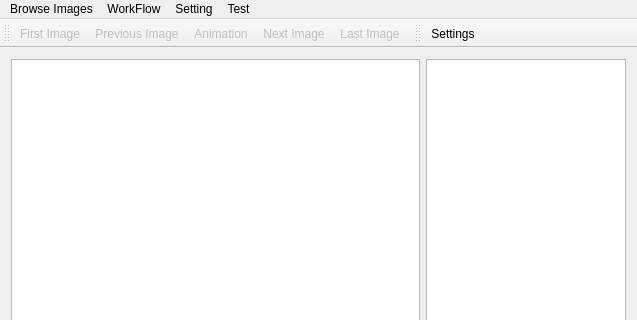
This is mainwindow.ui in chenguanzhou/TrafficSignRecognition as Qt 5 draws it before an edit; both pictures show x 0 to 637 and y 0 to 320 of the 637 by 462 pixel window. The edited form follows.
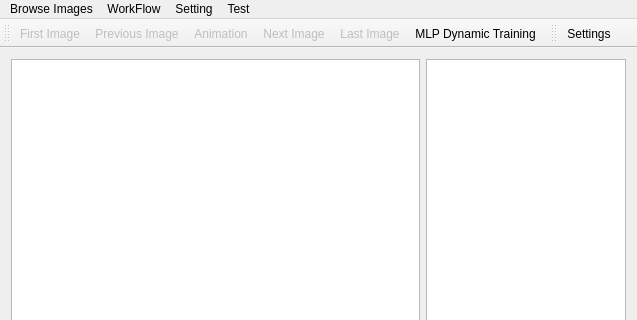
This is the edited form. Icons and pictures are not drawn.

```diff
--- a/mainwindow.ui
+++ b/mainwindow.ui
@@ -119,6 +119,7 @@
    <addaction name="actionAnimation"/>
    <addaction name="actionNextImage"/>
    <addaction name="actionLastImage"/>
+   <addaction name="actionMLPDynamicTraining"/>
   </widget>
   <widget class="QToolBar" name="mainToolBar">
    <attribute name="toolBarArea">
@@ -277,6 +278,14 @@
     <string>MLP Testing For TestData</string>
    </property>
   </action>
+  <action name="actionMLPDynamicTraining">
+   <property name="checkable">
+    <bool>true</bool>
+   </property>
+   <property name="text">
+    <string>MLP Dynamic Training</string>
+   </property>
+  </action>
  </widget>
  <layoutdefault spacing="6" margin="11"/>
  <resources>
```
Left out of the diff: 9 changed lines with no effect on the pictures.
